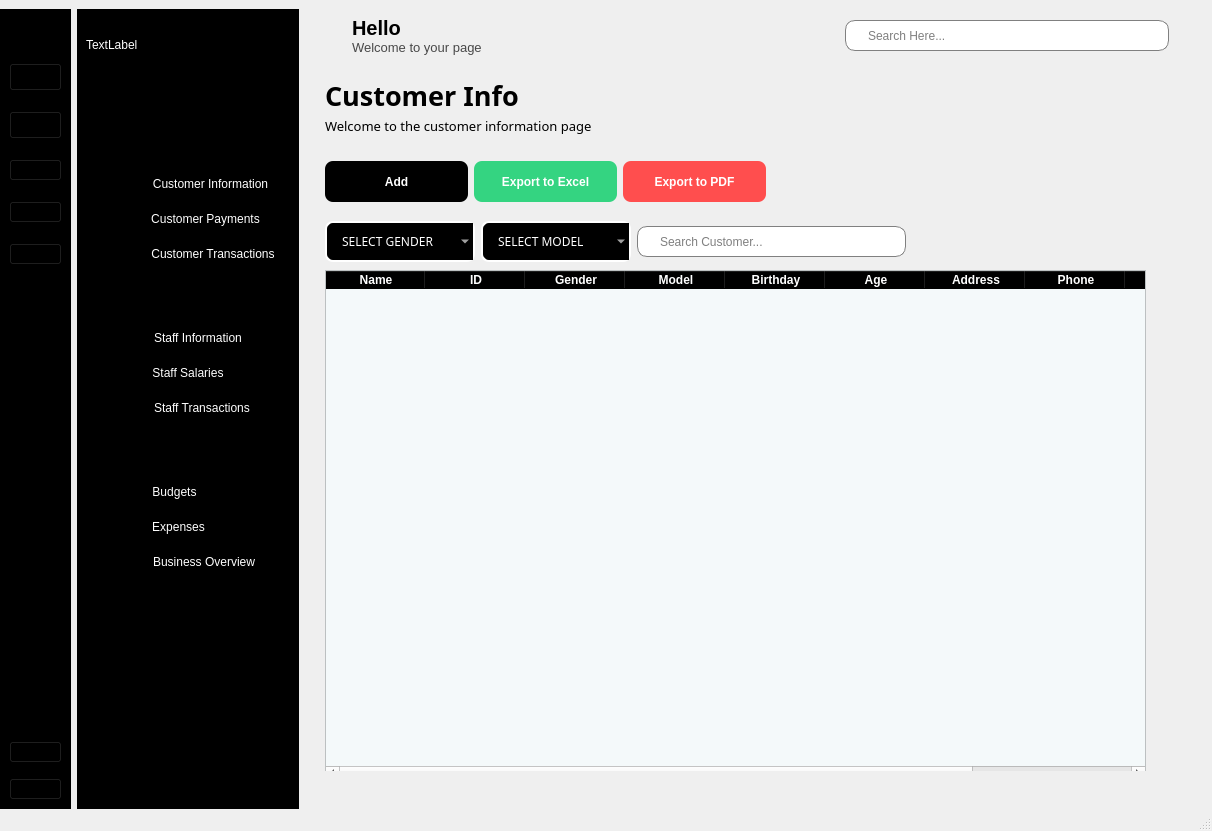
First picture: the form in MainUI.ui, repository hoquangvinh124/BlackMeetWukong, before the edit.
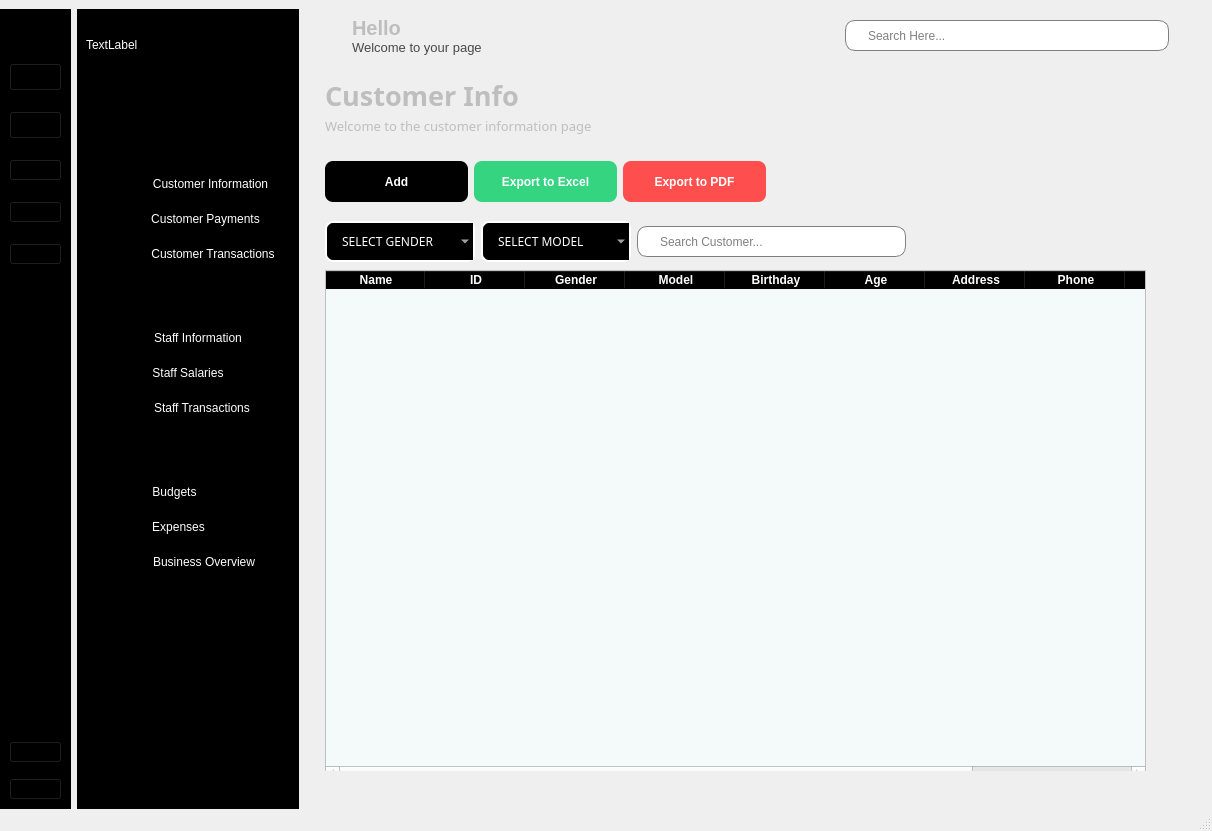
Second picture: the form after the edit. Icons and pictures are not drawn.

What changed in the file:
```diff
--- a/MainUI.ui
+++ b/MainUI.ui
@@ -2,6 +2,9 @@
 <ui version="4.0">
  <class>MainWindow</class>
  <widget class="QMainWindow" name="MainWindow">
+  <property name="enabled">
+   <bool>true</bool>
+  </property>
   <property name="geometry">
    <rect>
     <x>0</x>
@@ -27,7 +30,7 @@
   </property>
   <widget class="QWidget" name="centralwidget">
    <property name="enabled">
-    <bool>true</bool>
+    <bool>false</bool>
    </property>
    <widget class="QWidget" name="layoutWidget">
     <property name="geometry">
@@ -884,7 +887,7 @@
        <item>
         <widget class="QWidget" name="qwww" native="true">
          <property name="enabled">
-          <bool>true</bool>
+          <bool>false</bool>
          </property>
          <layout class="QHBoxLayout" name="horizontalLayout_3">
           <item>
@@ -1014,7 +1017,7 @@
        <item>
         <widget class="QWidget" name="main_screen_widget" native="true">
          <property name="enabled">
-          <bool>true</bool>
+          <bool>false</bool>
          </property>
          <property name="minimumSize">
           <size>
```
Left out of the diff: 6 changed lines with no effect on the pictures.
